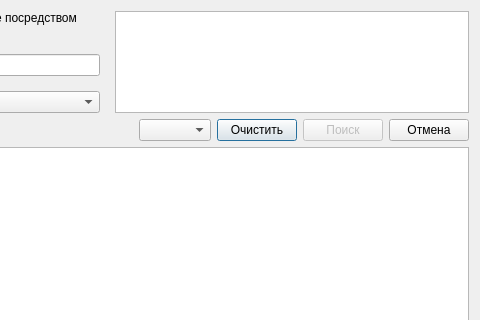
The window that vocabulary.ui (iliner23/openRadar) describes before a commit, drawn with Qt 5; both pictures show x 265 to 745 and y 0 to 320 of the 745 by 705 pixel window.
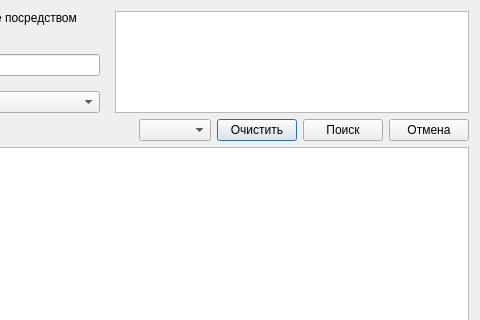
The same window after the commit.

```diff
--- a/vocabulary.ui
+++ b/vocabulary.ui
@@ -166,7 +166,7 @@
          <item>
           <widget class="QPushButton" name="pushButton_2">
            <property name="enabled">
-            <bool>false</bool>
+            <bool>true</bool>
            </property>
            <property name="text">
             <string>Поиск</string>
```
Left out of the diff: 4 changed lines with no effect on the pictures.
